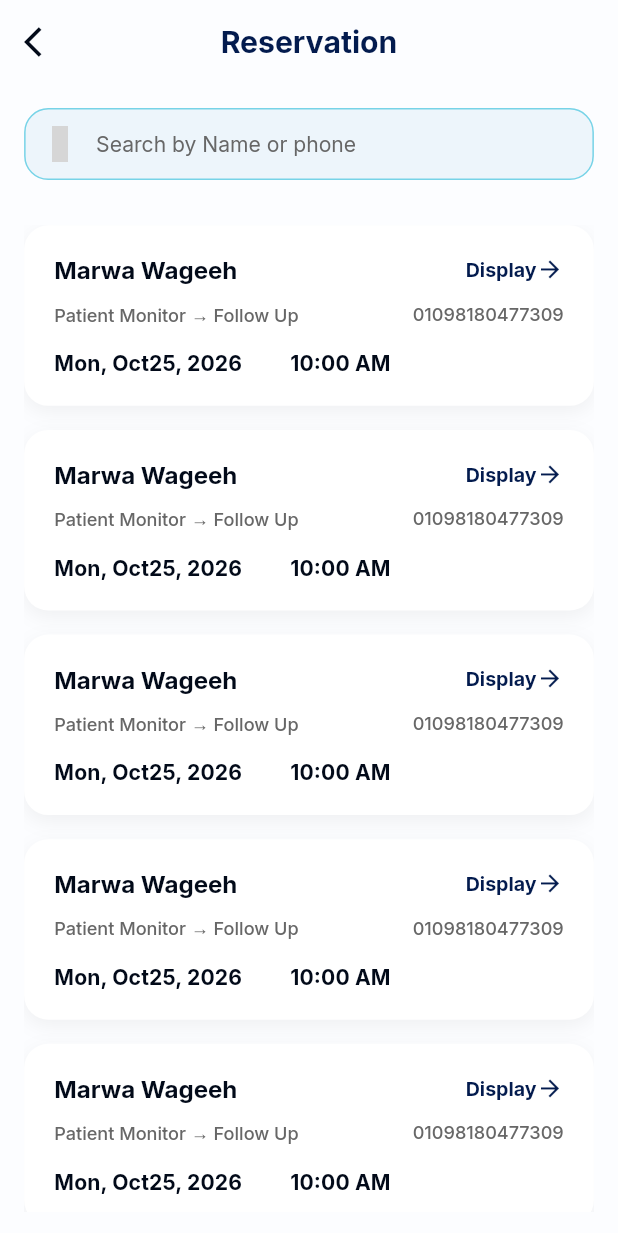
After one commit to MariamShemis/MedRent, a Flutter app: the BookingReservationDoctor screen opened by its route, on a phone screen of 412 x 824 dp. The commit adds this screen. Shown: the top 1233 px of the screen. Run offline on Flutter 3.47's test engine with Material 3 defaults, Android fonts, the phone set to English and light mode, and no system bars; our stand-ins replace bloc, dio, fl_chart, flutter_animate, flutter_bloc, flutter_screenutil and 10 more; accounts and stored records are empty; grey boxes are pictures that could not be loaded.

Commit message:
add booking reservation doctor , booking reservation admin , booking reservation EquipmentOwner UI

```diff
--- a/lib/core/routes/app_routes.dart
+++ b/lib/core/routes/app_routes.dart
@@ -21,6 +21,9 @@ abstract class AppRoutes{
   static const String dashboardDoctor = '/dashboardDoctor';
   static const String dashboardAdmin = '/dashboardAdmin';
   static const String dashboardEOwner = '/dashboardEOwner';
+  static const String bookingReservationDoctor = '/bookingReservationDoctor';
+  static const String bookingReservationAdmin = '/bookingReservationAdmin';
+  static const String bookingReservationEOwner = '/bookingReservationEOwner';
 
 
 }
--- a/lib/core/routes/route_generator.dart
+++ b/lib/core/routes/route_generator.dart
@@ -8,6 +8,9 @@ import 'package:med_rent/features/auth/presentation/view/register_screen.dart';
 import 'package:med_rent/features/booking/data/cubit/booking_cubit.dart';
 import 'package:med_rent/features/booking/presentation/view/booking_tab.dart';
 import 'package:med_rent/features/booking_payment/presentation/view/booking_payment.dart';
+import 'package:med_rent/features/booking_reservation_admin/presentation/view/booking_reservation_admin.dart';
+import 'package:med_rent/features/booking_reservation_doctor/presentation/view/booking_reservation_doctor.dart';
+import 'package:med_rent/features/booking_reservation_e_owner/presentation/view/booking_reservation_e_owner.dart';
 import 'package:med_rent/features/contact_us/data/cubit/contact_us_cubit.dart';
 import 'package:med_rent/features/contact_us/presentation/view/contact_us.dart';
 import 'package:med_rent/features/dashboard_admin/presentation/view/dashboard_admin.dart';
@@ -129,22 +132,36 @@ abstract class RoutesManager {
             builder: (context) => NotificationSetting(),
           );
         }
-        case AppRoutes.dashboardDoctor:
+      case AppRoutes.dashboardDoctor:
         {
-          return CupertinoPageRoute(
-            builder: (context) => Dashboard(),
-          );
+          return CupertinoPageRoute(builder: (context) => Dashboard());
         }
-        case AppRoutes.dashboardAdmin:
+      case AppRoutes.dashboardAdmin:
         {
-          return CupertinoPageRoute(
-            builder: (context) => DashboardAdmin(),
-          );
+          return CupertinoPageRoute(builder: (context) => DashboardAdmin());
         }
-        case AppRoutes.dashboardEOwner:
+      case AppRoutes.dashboardEOwner:
         {
           return CupertinoPageRoute(
             builder: (context) => DashboardEquipmentOwner(),
+          );
+        }
+      case AppRoutes.bookingReservationDoctor:
+        {
+          return CupertinoPageRoute(
+            builder: (context) => BookingReservationDoctor(),
+          );
+        }
+        case AppRoutes.bookingReservationAdmin:
+        {
+          return CupertinoPageRoute(
+            builder: (context) => BookingReservationAdmin(),
+          );
+        }
+        case AppRoutes.bookingReservationEOwner:
+        {
+          return CupertinoPageRoute(
+            builder: (context) => BookingReservationEOwner(),
           );
         }
       case AppRoutes.searchHome:
--- /dev/null
+++ b/lib/features/booking_reservation_admin/presentation/view/booking_reservation_admin.dart
@@ -0,0 +1,54 @@
+import 'package:flutter/material.dart';
+import 'package:flutter_screenutil/flutter_screenutil.dart';
+import 'package:iconsax/iconsax.dart';
+import 'package:med_rent/core/widgets/custom_search_text_field.dart';
+import 'package:med_rent/features/booking_reservation_admin/presentation/widgets/reservation_card_admin.dart';
+import 'package:med_rent/l10n/app_localizations.dart';
+
+class BookingReservationAdmin extends StatelessWidget {
+  const BookingReservationAdmin({super.key});
+
+  @override
+  Widget build(BuildContext context) {
+    AppLocalizations appLocalizations = AppLocalizations.of(context)!;
+    return Scaffold(
+      appBar: AppBar(
+        leading: IconButton(
+          onPressed: () => Navigator.pop(context),
+          icon: const Icon(Icons.arrow_back_ios),
+        ),
+        title: Text(appLocalizations.reservation),
+      ),
+      body: Padding(
+        padding: REdgeInsets.all(16.0),
+        child: Column(
+          children: [
+            CustomSearchTextField(
+              hintText: appLocalizations.search_by_Name_or_phone,
+              iconPrefix: Iconsax.search_normal4,
+              onChanged: (value) {},
+            ),
+            SizedBox(height: 30.h),
+            Expanded(
+              child: ListView.separated(
+                itemBuilder: (context, index) => ReservationCardAdmin(
+                  patientName: "Marwa Wageeh",
+                  bookingStatus: "Completed",
+                  status: "Patient Monitor → Follow Up",
+                  phone: "01098180477309",
+                  date: "Mon, Oct25, 2026",
+                  time: "10:00 AM",
+                  onDisplayTap: () {
+                    // الكود اللي هيتنفذ لما يضغط على Display
+                  },
+                ),
+                separatorBuilder: (context, index) => SizedBox(height: 16.h),
+                itemCount: 5,
+              ),
+            ),
+          ],
+        ),
+      ),
+    );
+  }
+}
--- /dev/null
+++ b/lib/features/booking_reservation_doctor/presentation/view/booking_reservation_doctor.dart
@@ -0,0 +1,53 @@
+import 'package:flutter/material.dart';
+import 'package:flutter_screenutil/flutter_screenutil.dart';
+import 'package:iconsax/iconsax.dart';
+import 'package:med_rent/core/widgets/custom_search_text_field.dart';
+import 'package:med_rent/features/booking_reservation_doctor/presentation/widgets/reservation_card.dart';
+import 'package:med_rent/l10n/app_localizations.dart';
+
+class BookingReservationDoctor extends StatelessWidget {
+  const BookingReservationDoctor({super.key});
+
+  @override
+  Widget build(BuildContext context) {
+    AppLocalizations appLocalizations = AppLocalizations.of(context)!;
+    return Scaffold(
+      appBar: AppBar(
+        leading: IconButton(
+          onPressed: () => Navigator.pop(context),
+          icon: const Icon(Icons.arrow_back_ios),
+        ),
+        title: Text(appLocalizations.reservation),
+      ),
+      body: Padding(
+        padding: REdgeInsets.all(16.0),
+        child: Column(
+          children: [
+            CustomSearchTextField(
+              hintText: appLocalizations.search_by_Name_or_phone,
+              iconPrefix: Iconsax.search_normal4,
+              onChanged: (value) {},
+            ),
+            SizedBox(height: 30.h),
+            Expanded(
+              child: ListView.separated(
+                itemBuilder: (context, index) => ReservationCard(
+                  patientName: "Marwa Wageeh",
+                  status: "Patient Monitor → Follow Up",
+                  phone: "01098180477309",
+                  date: "Mon, Oct25, 2026",
+                  time: "10:00 AM",
+                  onDisplayTap: () {
+                    // الكود اللي هيتنفذ لما يضغط على Display
+                  },
+                ),
+                separatorBuilder: (context, index) => SizedBox(height: 16.h),
+                itemCount: 5,
+              ),
+            ),
+          ],
+        ),
+      ),
+    );
+  }
+}
--- /dev/null
+++ b/lib/features/booking_reservation_doctor/presentation/widgets/reservation_card.dart
@@ -0,0 +1,114 @@
+import 'package:flutter/material.dart';
+import 'package:flutter_screenutil/flutter_screenutil.dart';
+import 'package:med_rent/core/constants/color_manager.dart';
+import 'package:med_rent/l10n/app_localizations.dart';
+
+class ReservationCard extends StatelessWidget {
+  final String patientName;
+  final String status;
+  final String phone;
+  final String date;
+  final String time;
+  final VoidCallback onDisplayTap;
+
+  const ReservationCard({
+    super.key,
+    required this.patientName,
+    required this.status,
+    required this.phone,
+    required this.date,
+    required this.time,
+    required this.onDisplayTap,
+  });
+
+  @override
+  Widget build(BuildContext context) {
+    AppLocalizations appLocalizations = AppLocalizations.of(context)!;
+    return Container(
+      padding: REdgeInsets.all(20),
+      decoration: BoxDecoration(
+        color: ColorManager.white,
+        borderRadius: BorderRadius.circular(16.r),
+        boxShadow: [
+          BoxShadow(
+            color: Colors.black.withOpacity(0.05),
+            blurRadius: 10,
+            offset: const Offset(0, 4),
+          ),
+        ],
+      ),
+      child: Column(
+        crossAxisAlignment: CrossAxisAlignment.start,
+        children: [
+          Row(
+            mainAxisAlignment: MainAxisAlignment.spaceBetween,
+            children: [
+              Text(
+                patientName,
+                style: Theme.of(
+                  context,
+                ).textTheme.displayLarge!.copyWith(fontSize: 16.sp),
+              ),
+              InkWell(
+                onTap: onDisplayTap,
+                child: Row(
+                  children: [
+                    Text(
+                      appLocalizations.display,
+                      style: Theme.of(context).textTheme.headlineLarge!
+                          .copyWith(
+                            fontSize: 13.sp,
+                            fontWeight: FontWeight.bold,
+                          ),
+                    ),
+                    Icon(
+                      Icons.arrow_forward,
+                      size: 18.sp,
+                      color: ColorManager.darkBlue,
+                    ),
+                  ],
+                ),
+              ),
+            ],
+          ),
+          SizedBox(height: 12.h),
+          Row(
+            mainAxisAlignment: MainAxisAlignment.spaceBetween,
+            children: [
+              Text(
+                status,
+                style: Theme.of(
+                  context,
+                ).textTheme.bodyMedium!.copyWith(fontSize: 12.sp),
+              ),
+              Text(
+                phone,
+                style: Theme.of(
+                  context,
+                ).textTheme.bodyMedium!.copyWith(fontSize: 12.sp),
+              ),
+            ],
+          ),
+          SizedBox(height: 16.h),
+          Row(
+            children: [
+              Text(
+                date,
+                style: Theme.of(
+                  context,
+                ).textTheme.titleSmall!.copyWith(fontSize: 14.sp),
+              ),
+              SizedBox(width: 30.w),
+              Text(
+                time,
+                style: Theme.of(
+                  context,
+                ).textTheme.titleSmall!.copyWith(fontSize: 14.sp),
+              ),
+            ],
+          ),
+        ],
+      ),
+    );
+  }
+}
```
Also changed, not shown: lib/features/booking_reservation/presentation/view/booking_reservation.dart (deleted, +0 -25 lines), lib/features/booking_reservation_admin/presentation/widgets/reservation_card_admin.dart (added, +109 -0 lines), lib/features/booking_reservation_e_owner/presentation/view/booking_reservation_e_owner.dart (added, +53 -0 lines), lib/features/main_layout/profile/presentation/view/profile_tab.dart (+15 -6 lines), 6 other files.
